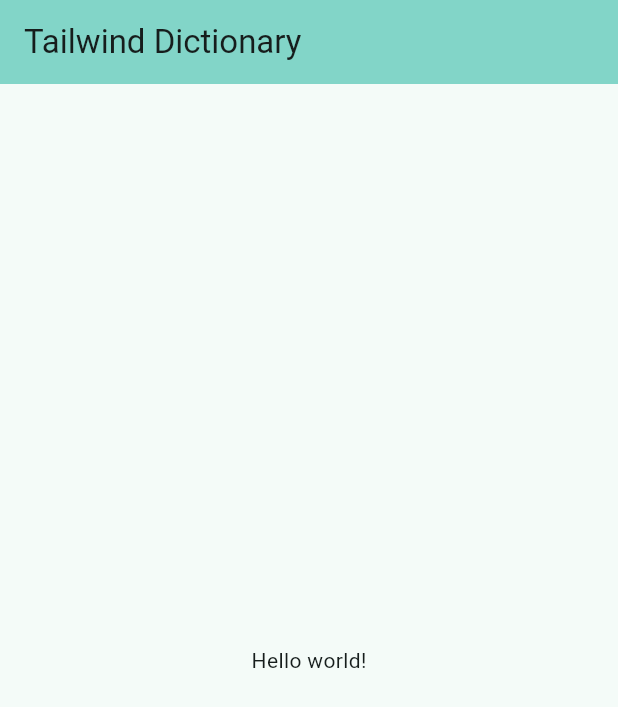
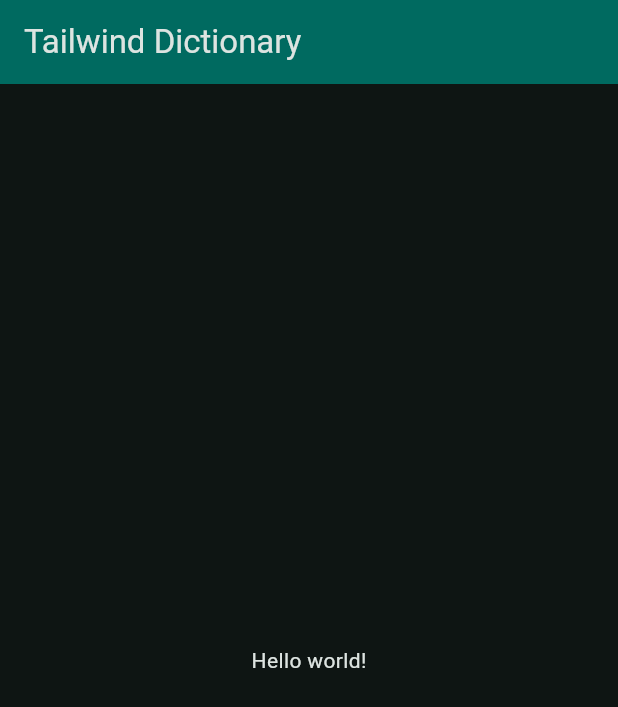
Before and after one commit to RichDom2185/tailwind_cheat_sheet, a Flutter app: the screen it shows after launch, on a phone screen of 412 x 824 dp. Shown: the top 707 px of the screen. Run offline on Flutter 3.47's test engine with Material 3 defaults, Android fonts, the light colour scheme and no system bars.

Commit message:
Switch to dark theme

```diff
--- a/lib/main.dart
+++ b/lib/main.dart
@@ -12,9 +12,13 @@ class MyApp extends StatelessWidget {
   @override
   Widget build(BuildContext context) {
     return MaterialApp(
+      themeMode: ThemeMode.dark,
       title: 'Tailwind Dictionary',
-      theme: ThemeData(
-        colorScheme: ColorScheme.fromSeed(seedColor: Colors.teal),
+      darkTheme: ThemeData(
+        colorScheme: ColorScheme.fromSeed(
+          seedColor: Colors.teal,
+          brightness: Brightness.dark,
+        ),
         useMaterial3: true,
       ),
       home: const HomePage(),
```
